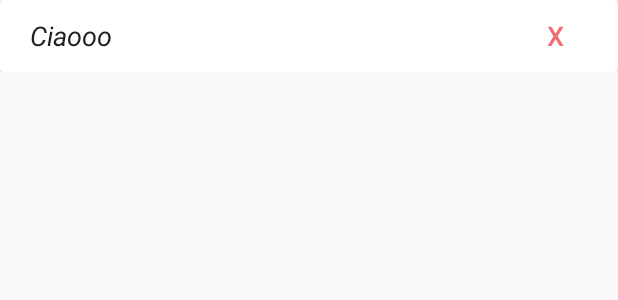
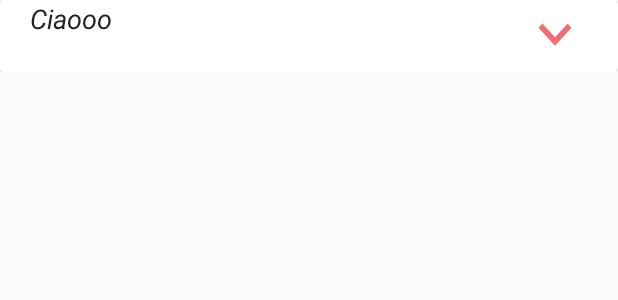
Before and after one commit to FrancescoAlbo97/EAToday, an Android app: the layout ingredient_list_item.xml on its own in the app's theme, with its tools: preview values and no code run, on a phone screen of 412 x 824 dp. Shown: the top 300 px of the screen. Run offline under Robolectric (Android 15) with nearby library versions, the light colour scheme and no system bars.

Commit message:
add details of ingredient details

```diff
--- /dev/null
+++ b/app/src/main/res/drawable/ic_keyboard_arrow_down_black_24dp.xml
@@ -0,0 +1,9 @@
+<vector xmlns:android="http://schemas.android.com/apk/res/android"
+        android:width="24dp"
+        android:height="24dp"
+        android:viewportWidth="24.0"
+        android:viewportHeight="24.0">
+    <path
+        android:fillColor="@color/colorPrimary"
+        android:pathData="M7.41,7.84L12,12.42l4.59,-4.58L18,9.25l-6,6 -6,-6z"/>
+</vector>
--- a/app/src/main/res/layout/details_main.xml
+++ b/app/src/main/res/layout/details_main.xml
@@ -65,12 +65,13 @@
                         android:textAlignment="textStart"
                         android:textSize="18sp" />
 
-                    <ListView
+                    <androidx.recyclerview.widget.RecyclerView
                         android:id="@+id/list_ingredients"
                         android:layout_width="match_parent"
                         android:layout_height="wrap_content"
                         android:layout_marginRight="@dimen/fab_margin"
-                        android:paddingStart="@dimen/fab_margin" />
+                        android:paddingStart="@dimen/fab_margin"/>
+
                 </LinearLayout>
             </LinearLayout>
 
--- a/app/src/main/res/layout/ingredient_list_item.xml
+++ b/app/src/main/res/layout/ingredient_list_item.xml
@@ -28,7 +28,7 @@
             <TextView
                 android:id="@+id/tvIngredientName"
                 android:layout_width="match_parent"
-                android:layout_height="wrap_content"
+                android:layout_height="match_parent"
                 android:layout_weight="1"
                 android:paddingStart="@dimen/fab_margin"
                 android:text="Ciaooo"
@@ -37,13 +37,13 @@
                 android:textSize="@dimen/size_font_info_recipe"
                 android:textStyle="italic" />
 
-            <Button
-                android:id="@+id/btn_delete_ingredient"
+            <ImageView
+                android:id="@+id/show_ingredient_details"
                 style="@style/Widget.AppCompat.Button.Borderless"
                 android:layout_width="wrap_content"
                 android:layout_height="wrap_content"
                 android:layout_weight="1"
-                android:text="X"
+                android:background="@drawable/ic_keyboard_arrow_down_black_24dp"
                 android:textColor="@color/colorPrimary"
                 android:textSize="@dimen/size_font_info_recipe" />
 
@@ -53,4 +53,16 @@
         </LinearLayout>
 
     </androidx.cardview.widget.CardView>
+
+    <TextView
+        android:id="@+id/ingredient_description"
+        android:layout_width="match_parent"
+        android:layout_height="wrap_content"
+        android:layout_weight="1"
+        android:paddingStart="@dimen/fab_margin"
+        android:textAlignment="center"
+        android:textColor="@color/colorSecondaryText"
+        android:textSize="16sp"
+        android:textStyle="italic"
+        android:visibility="gone" />
 </LinearLayout>
```
Also changed, not shown: app/src/main/java/com/eatoday/DetailsActivity.java (+29 -3 lines), app/src/main/java/com/eatoday/model/Ingredient.java (+6 -2 lines), app/src/main/java/com/eatoday/ui/recipes/IngredientAdapter.java (+14 -1 lines), app/src/main/res/drawable/ic_keyboard_arrow_up_black_24dp.xml (added, +9 -0 lines).
